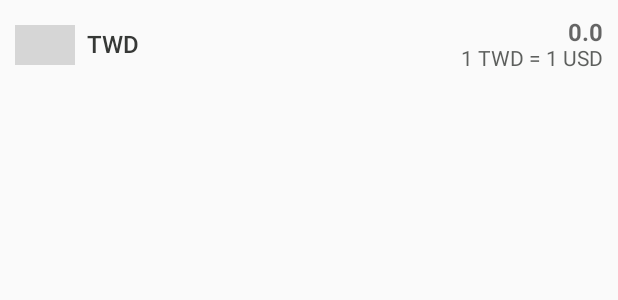
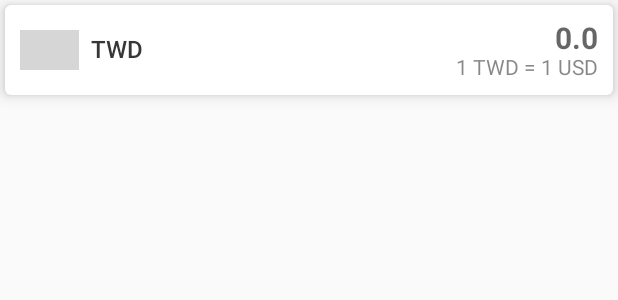
Before and after one commit to ChengTaHuang/rakuten_assignment, an Android app: the layout item_country_rate.xml on its own in the app's theme, with its tools: preview values and no code run, on a phone screen of 412 x 824 dp. Shown: the top 300 px of the screen. Run offline under Robolectric (Android 15) with nearby library versions, the phone set to English and light mode, and no system bars; plain views replace AutoFormatEditText; grey boxes are pictures that could not be loaded.

Commit message:
add cardview lib update item shape

```diff
--- a/app/build.gradle
+++ b/app/build.gradle
@@ -33,6 +33,7 @@ dependencies {
     implementation 'androidx.core:core-ktx:1.3.0'
     implementation 'androidx.constraintlayout:constraintlayout:1.1.3'
     implementation "androidx.recyclerview:recyclerview:1.1.0"
+    implementation "androidx.cardview:cardview:1.0.0"
     testImplementation 'junit:junit:4.13'
     androidTestImplementation 'androidx.test:runner:1.2.0'
     androidTestImplementation 'androidx.test.espresso:espresso-core:3.2.0'
--- a/app/src/main/res/layout/item_country_rate.xml
+++ b/app/src/main/res/layout/item_country_rate.xml
@@ -1,7 +1,15 @@
 <?xml version="1.0" encoding="utf-8"?>
-<androidx.constraintlayout.widget.ConstraintLayout xmlns:android="http://schemas.android.com/apk/res/android"
+<androidx.cardview.widget.CardView xmlns:android="http://schemas.android.com/apk/res/android"
     xmlns:app="http://schemas.android.com/apk/res-auto"
     xmlns:tools="http://schemas.android.com/tools"
+    android:id="@+id/cvBackground"
+    android:layout_width="match_parent"
+    android:layout_height="wrap_content"
+    android:layout_margin="3dp"
+    app:cardCornerRadius="4dp"
+    app:cardElevation="6dp">
+
+    <androidx.constraintlayout.widget.ConstraintLayout
         android:id="@+id/clBackground"
         android:layout_width="match_parent"
         android:layout_height="60dp"
@@ -50,7 +58,7 @@
             android:maxLines="1"
             android:textColor="@color/colorBlack"
             android:textCursorDrawable="@drawable/edit_cursor_color"
-        android:textSize="16sp"
+            android:textSize="20sp"
             android:textStyle="bold"
             app:isDecimal="true"
             app:layout_constraintBottom_toTopOf="@+id/tvRate"
@@ -73,3 +81,4 @@
             app:layout_constraintTop_toBottomOf="@+id/editAmount"
             tools:text="1 TWD = 1 USD" />
     </androidx.constraintlayout.widget.ConstraintLayout>
+</androidx.cardview.widget.CardView>
--- a/app/src/main/res/values/colors.xml
+++ b/app/src/main/res/values/colors.xml
@@ -6,5 +6,5 @@
 
     <color name="colorYellow">#fecf00</color>
     <color name="colorBlack">#363836</color>
-    <color name="colorLightBlack">#cc363836</color>
+    <color name="colorLightBlack">#99363836</color>
 </resources>
```
Also changed, not shown: app/src/main/java/com/rakuten/assignment/activity/main/adapter/ExchangeRatesAdapter.kt (+9 -8 lines). Lines whose indentation alone changed are shown as unchanged.
